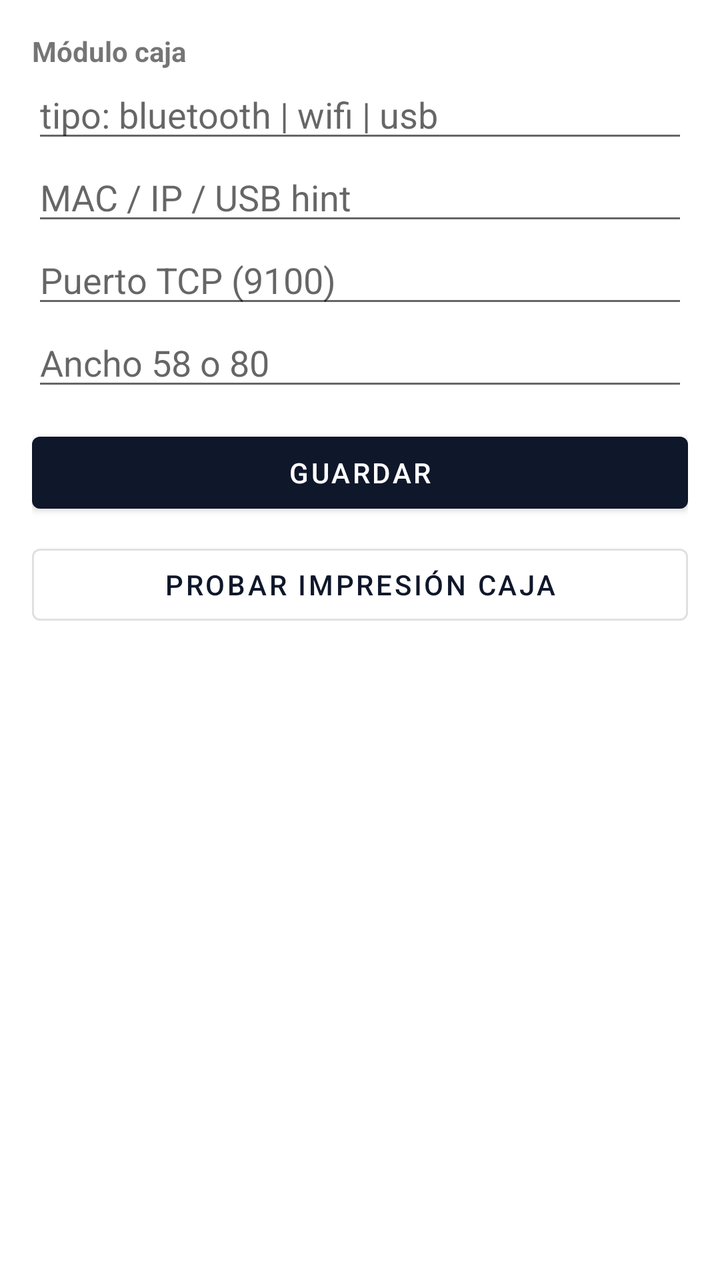
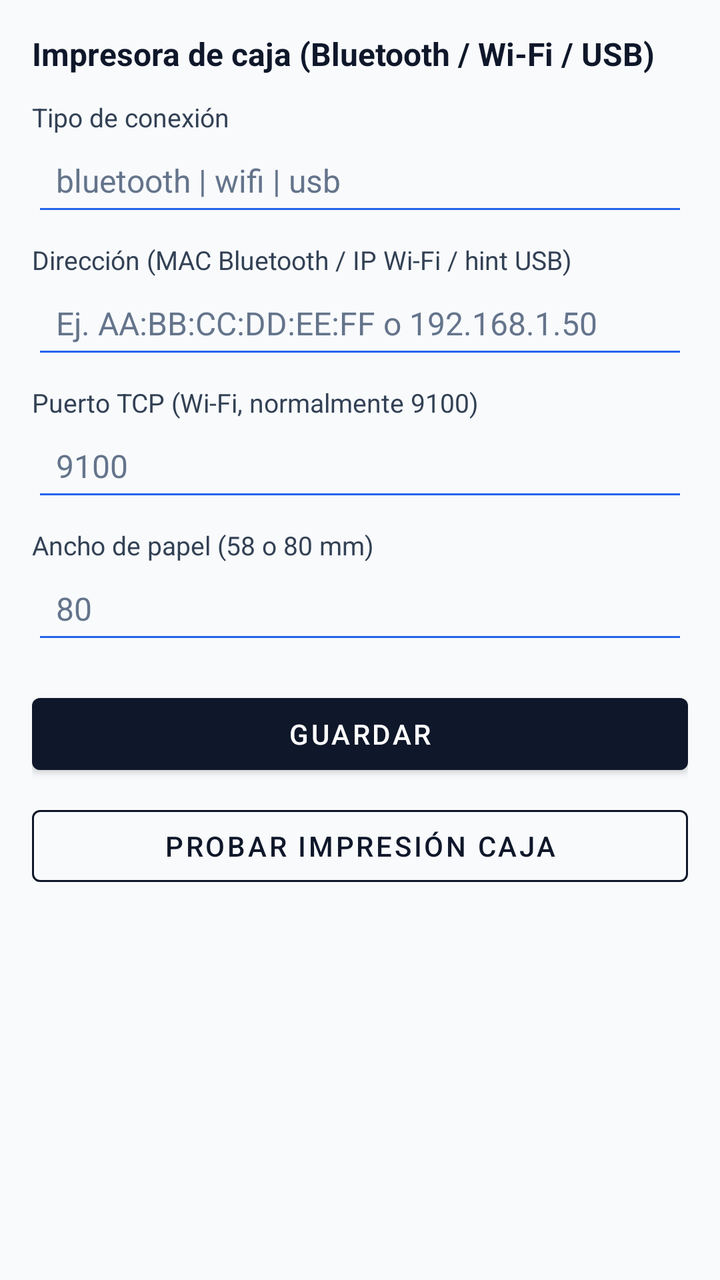

Before-and-after screenshots of an Android layout around one commit, followed by the original layout XML and the change that was made.
<!-- AndroidManifest.xml: application theme Theme.FadeyMobileAssistant -->
<!-- res/layout/fragment_printers.xml -->
<?xml version="1.0" encoding="utf-8"?>
<ScrollView xmlns:android="http://schemas.android.com/apk/res/android"
    android:layout_width="match_parent"
    android:layout_height="match_parent"
    android:padding="16dp">

    <LinearLayout
        android:layout_width="match_parent"
        android:layout_height="wrap_content"
        android:orientation="vertical">

        <TextView
            android:layout_width="match_parent"
            android:layout_height="wrap_content"
            android:text="Módulo caja"
            android:textStyle="bold" />

        <EditText
            android:id="@+id/editTipo"
            android:layout_width="match_parent"
            android:layout_height="wrap_content"
            android:hint="tipo: bluetooth | wifi | usb"
            android:inputType="text" />

        <EditText
            android:id="@+id/editAddress"
            android:layout_width="match_parent"
            android:layout_height="wrap_content"
            android:hint="MAC / IP / USB hint"
            android:inputType="text" />

        <EditText
            android:id="@+id/editPort"
            android:layout_width="match_parent"
            android:layout_height="wrap_content"
            android:hint="Puerto TCP (9100)"
            android:inputType="number" />

        <EditText
            android:id="@+id/editWidth"
            android:layout_width="match_parent"
            android:layout_height="wrap_content"
            android:hint="Ancho 58 o 80"
            android:inputType="number" />

        <com.google.android.material.button.MaterialButton
            android:id="@+id/btnSavePrinter"
            android:layout_width="match_parent"
            android:layout_height="wrap_content"
            android:layout_marginTop="12dp"
            android:text="@string/save" />

        <com.google.android.material.button.MaterialButton
            android:id="@+id/btnTestPrinter"
            style="@style/Widget.MaterialComponents.Button.OutlinedButton"
            android:layout_width="match_parent"
            android:layout_height="wrap_content"
            android:layout_marginTop="8dp"
            android:text="Probar impresión caja" />

        <TextView
            android:id="@+id/txtPrinterMsg"
            android:layout_width="match_parent"
            android:layout_height="wrap_content"
            android:layout_marginTop="12dp" />
    </LinearLayout>
</ScrollView>
<!-- resources referenced by this layout -->
<resources>
  <string name="save">Guardar</string>
  <style name="Theme.FadeyMobileAssistant" parent="Theme.MaterialComponents.DayNight.NoActionBar">
          <item name="colorPrimary">#0F172A</item>
          <item name="colorPrimaryVariant">#1E293B</item>
          <item name="colorOnPrimary">#FFFFFF</item>
          <item name="colorSecondary">#2563EB</item>
          <item name="android:statusBarColor">#0F172A</item>
      </style>
</resources>

<!-- the commit's change to res/layout/fragment_printers.xml (unified diff, before → after) -->
@@ -2,6 +2,7 @@
 <ScrollView xmlns:android="http://schemas.android.com/apk/res/android"
     android:layout_width="match_parent"
     android:layout_height="match_parent"
+    android:background="@color/fadey_bg"
     android:padding="16dp">
 
     <LinearLayout
@@ -12,47 +13,89 @@
         <TextView
             android:layout_width="match_parent"
             android:layout_height="wrap_content"
-            android:text="Módulo caja"
+            android:text="Impresora de caja (Bluetooth / Wi‑Fi / USB)"
+            android:textColor="@color/fadey_navy"
+            android:textSize="16sp"
             android:textStyle="bold" />
+
+        <TextView
+            android:layout_width="match_parent"
+            android:layout_height="wrap_content"
+            android:layout_marginTop="12dp"
+            android:text="Tipo de conexión"
+            android:textColor="@color/fadey_text_secondary"
+            android:textSize="13sp" />
 
         <EditText
             android:id="@+id/editTipo"
             android:layout_width="match_parent"
             android:layout_height="wrap_content"
-            android:hint="tipo: bluetooth | wifi | usb"
-            android:inputType="text" />
+            android:hint="bluetooth | wifi | usb"
+            android:inputType="text"
+            android:textColor="@color/fadey_navy"
+            android:textColorHint="@color/fadey_hint" />
+
+        <TextView
+            android:layout_width="match_parent"
+            android:layout_height="wrap_content"
+            android:layout_marginTop="8dp"
+            android:text="Dirección (MAC Bluetooth / IP Wi‑Fi / hint USB)"
+            android:textColor="@color/fadey_text_secondary"
+            android:textSize="13sp" />
 
         <EditText
             android:id="@+id/editAddress"
             android:layout_width="match_parent"
             android:layout_height="wrap_content"
-            android:hint="MAC / IP / USB hint"
-            android:inputType="text" />
+            android:hint="Ej. AA:BB:CC:DD:EE:FF o 192.168.1.50"
+            android:inputType="text"
+            android:textColor="@color/fadey_navy"
+            android:textColorHint="@color/fadey_hint" />
+
+        <TextView
+            android:layout_width="match_parent"
+            android:layout_height="wrap_content"
+            android:layout_marginTop="8dp"
+            android:text="Puerto TCP (Wi‑Fi, normalmente 9100)"
+            android:textColor="@color/fadey_text_secondary"
+            android:textSize="13sp" />
 
         <EditText
             android:id="@+id/editPort"
             android:layout_width="match_parent"
             android:layout_height="wrap_content"
-            android:hint="Puerto TCP (9100)"
-            android:inputType="number" />
+            android:hint="9100"
+            android:inputType="number"
+            android:textColor="@color/fadey_navy"
+            android:textColorHint="@color/fadey_hint" />
+
+        <TextView
+            android:layout_width="match_parent"
+            android:layout_height="wrap_content"
+            android:layout_marginTop="8dp"
+            android:text="Ancho de papel (58 o 80 mm)"
+            android:textColor="@color/fadey_text_secondary"
+            android:textSize="13sp" />
 
         <EditText
             android:id="@+id/editWidth"
             android:layout_width="match_parent"
             android:layout_height="wrap_content"
-            android:hint="Ancho 58 o 80"
-            android:inputType="number" />
+            android:hint="80"
+            android:inputType="number"
+            android:textColor="@color/fadey_navy"
+            android:textColorHint="@color/fadey_hint" />
 
         <com.google.android.material.button.MaterialButton
             android:id="@+id/btnSavePrinter"
             android:layout_width="match_parent"
             android:layout_height="wrap_content"
-            android:layout_marginTop="12dp"
+            android:layout_marginTop="16dp"
             android:text="@string/save" />
 
         <com.google.android.material.button.MaterialButton
             android:id="@+id/btnTestPrinter"
-            style="@style/Widget.MaterialComponents.Button.OutlinedButton"
+            style="@style/Widget.Fadey.Button.Outlined"
             android:layout_width="match_parent"
             android:layout_height="wrap_content"
             android:layout_marginTop="8dp"
@@ -62,6 +105,8 @@
             android:id="@+id/txtPrinterMsg"
             android:layout_width="match_parent"
             android:layout_height="wrap_content"
-            android:layout_marginTop="12dp" />
+            android:layout_marginTop="12dp"
+            android:textColor="@color/fadey_navy"
+            android:textSize="14sp" />
     </LinearLayout>
 </ScrollView>
<!-- resource entries referenced after the edit -->
@@ -1,12 +1,45 @@
 <!-- resources referenced by this layout -->
 <resources>
+  <color name="fadey_bg">#F8FAFC</color>
+  <color name="fadey_hint">#64748B</color>
+  <color name="fadey_navy">#0F172A</color>
+  <color name="fadey_text_secondary">#334155</color>
   <string name="save">Guardar</string>
-  <style name="Theme.FadeyMobileAssistant" parent="Theme.MaterialComponents.DayNight.NoActionBar">
-          <item name="colorPrimary">#0F172A</item>
+  <style name="Widget.Fadey.Button.Outlined" parent="Widget.MaterialComponents.Button.OutlinedButton">
+          <item name="android:textColor">@color/fadey_navy</item>
+          <item name="strokeColor">@color/fadey_navy</item>
+      </style>
+  <style name="Theme.FadeyMobileAssistant" parent="Theme.MaterialComponents.Light.NoActionBar">
+          <item name="colorPrimary">@color/fadey_navy</item>
           <item name="colorPrimaryVariant">#1E293B</item>
           <item name="colorOnPrimary">#FFFFFF</item>
-          <item name="colorSecondary">#2563EB</item>
-          <item name="android:statusBarColor">#0F172A</item>
+          <item name="colorSecondary">@color/fadey_blue</item>
+          <item name="colorOnSecondary">#FFFFFF</item>
+          <item name="colorSurface">#FFFFFF</item>
+          <item name="colorOnSurface">@color/fadey_navy</item>
+          <item name="android:colorBackground">@color/fadey_bg</item>
+          <item name="android:statusBarColor">@color/fadey_navy</item>
+          <item name="android:windowBackground">@color/fadey_bg</item>
+          <item name="android:textColorPrimary">@color/fadey_navy</item>
+          <item name="android:textColorSecondary">@color/fadey_text_secondary</item>
+          <item name="android:textColorHint">@color/fadey_hint</item>
+          <item name="android:editTextColor">@color/fadey_navy</item>
+          <item name="editTextStyle">@style/Widget.Fadey.EditText</item>
+          <item name="materialButtonOutlinedStyle">@style/Widget.Fadey.Button.Outlined</item>
+          <item name="bottomNavigationStyle">@style/Widget.Fadey.BottomNav</item>
+      </style>
+  <color name="fadey_blue">#2563EB</color>
+  <style name="Widget.Fadey.EditText" parent="Widget.AppCompat.EditText">
+          <item name="android:textColor">@color/fadey_navy</item>
+          <item name="android:textColorHint">@color/fadey_hint</item>
+          <item name="android:textSize">16sp</item>
+          <item name="android:padding">12dp</item>
+          <item name="android:backgroundTint">@color/fadey_blue</item>
+      </style>
+  <style name="Widget.Fadey.BottomNav" parent="Widget.MaterialComponents.BottomNavigationView">
+          <item name="itemIconTint">@color/bottom_nav_colors</item>
+          <item name="itemTextColor">@color/bottom_nav_colors</item>
+          <item name="android:background">#FFFFFF</item>
       </style>
 </resources>
 
